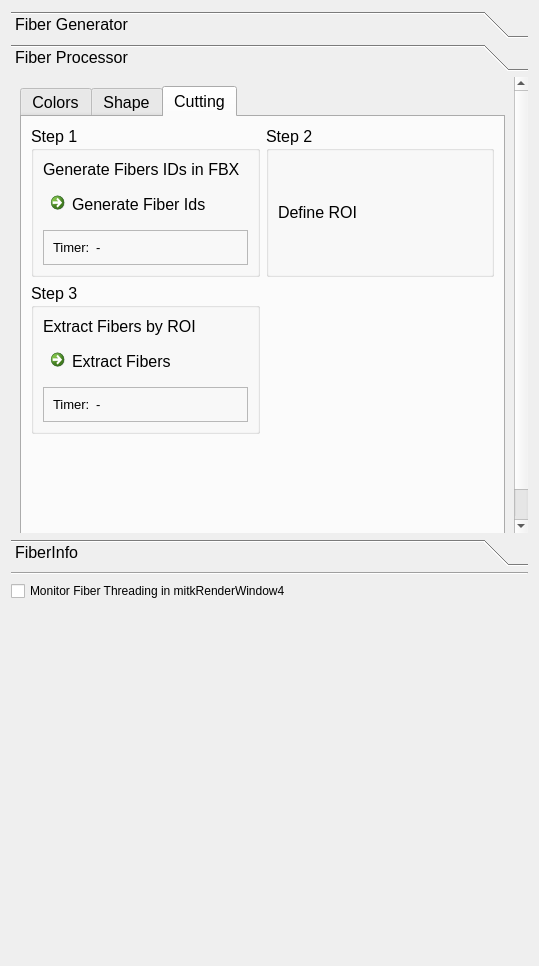
Above: Modules/Bundles/org.mitk.gui.qt.diffusionimaging/src/internal/QmitkFiberBundleDeveloperViewControls.ui from MITK/MITK before the change. Below: the same form after it.
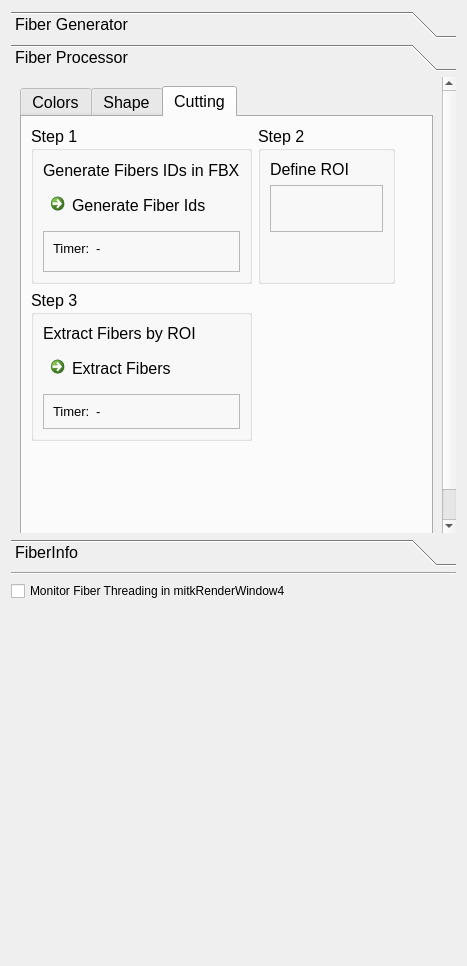
That is the form after the change. The open tabs and pages were chosen to show the change. Icons and pictures are not drawn.

Commit message: interim commit, support for circle ROI

Patch:
```diff
--- a/Modules/Bundles/org.mitk.gui.qt.diffusionimaging/src/internal/QmitkFiberBundleDeveloperViewControls.ui
+++ b/Modules/Bundles/org.mitk.gui.qt.diffusionimaging/src/internal/QmitkFiberBundleDeveloperViewControls.ui
@@ -6,7 +6,7 @@
    <rect>
     <x>0</x>
     <y>0</y>
-    <width>539</width>
+    <width>467</width>
     <height>966</height>
    </rect>
   </property>
@@ -466,7 +466,7 @@
        <rect>
         <x>0</x>
         <y>0</y>
-        <width>500</width>
+        <width>443</width>
         <height>403</height>
        </rect>
       </property>
@@ -907,17 +907,132 @@
              <property name="title">
               <string>Step 2</string>
              </property>
-             <layout class="QGridLayout" name="gridLayout_19">
-              <item row="0" column="0">
+             <layout class="QVBoxLayout" name="verticalLayout_3">
+              <item>
                <widget class="QLabel" name="label_2">
                 <property name="text">
                  <string>Define ROI</string>
                 </property>
                </widget>
               </item>
+              <item>
+               <widget class="QFrame" name="frame_7">
+                <property name="frameShape">
+                 <enum>QFrame::StyledPanel</enum>
+                </property>
+                <property name="frameShadow">
+                 <enum>QFrame::Raised</enum>
+                </property>
+                <layout class="QGridLayout" name="gridLayout_19">
+                 <item row="0" column="0">
+                  <widget class="QPushButton" name="m_CircleButton">
+                   <property name="maximumSize">
+                    <size>
+                     <width>30</width>
+                     <height>30</height>
+                    </size>
+                   </property>
+                   <property name="toolTip">
+                    <string comment="Draw circular ROI" extracomment="Draw circular ROI">Draw circular ROI</string>
+                   </property>
+                   <property name="text">
+                    <string/>
+                   </property>
+                   <property name="icon">
+                    <iconset resource="../../resources/QmitkDiffusionImaging.qrc">
+                     <normaloff>:/QmitkDiffusionImaging/circle.png</normaloff>:/QmitkDiffusionImaging/circle.png</iconset>
+                   </property>
+                   <property name="iconSize">
+                    <size>
+                     <width>32</width>
+                     <height>32</height>
+                    </size>
+                   </property>
+                   <property name="checkable">
+                    <bool>false</bool>
+                   </property>
+                   <property name="flat">
+                    <bool>true</bool>
+                   </property>
+                  </widget>
+                 </item>
+                 <item row="0" column="1">
+                  <widget class="QPushButton" name="m_PolygonButton">
+                   <property name="maximumSize">
+                    <size>
+                     <width>30</width>
+                     <height>30</height>
+                    </size>
+                   </property>
+                   <property name="toolTip">
+                    <string comment="Draw polygonal ROI" extracomment="Draw polygonal ROI">Draw polygonal ROI</string>
+                   </property>
+                   <property name="text">
+                    <string/>
+                   </property>
+                   <property name="icon">
+                    <iconset resource="../../resources/QmitkDiffusionImaging.qrc">
+                     <normaloff>:/QmitkDiffusionImaging/polygon.png</normaloff>:/QmitkDiffusionImaging/polygon.png</iconset>
+                   </property>
+                   <property name="iconSize">
+                    <size>
+                     <width>32</width>
+                     <height>32</height>
+                    </size>
+                   </property>
+                   <property name="checkable">
+                    <bool>true</bool>
+                   </property>
+                   <property name="flat">
+                    <bool>true</bool>
+                   </property>
+                  </widget>
+                 </item>
+                 <item row="0" column="2">
+                  <spacer name="horizontalSpacer_6">
+                   <property name="orientation">
+                    <enum>Qt::Horizontal</enum>
+                   </property>
+                   <property name="sizeHint" stdset="0">
+                    <size>
+                     <width>40</width>
+                     <height>20</height>
+                    </size>
+                   </property>
+                  </spacer>
+                 </item>
+                </layout>
+               </widget>
+              </item>
+              <item>
+               <spacer name="verticalSpacer_9">
+                <property name="orientation">
+                 <enum>Qt::Vertical</enum>
+                </property>
+                <property name="sizeHint" stdset="0">
+                 <size>
+                  <width>20</width>
+                  <height>40</height>
+                 </size>
+                </property>
+               </spacer>
+              </item>
              </layout>
             </widget>
            </item>
+           <item row="1" column="2">
+            <spacer name="horizontalSpacer_7">
+             <property name="orientation">
+              <enum>Qt::Horizontal</enum>
+             </property>
+             <property name="sizeHint" stdset="0">
+              <size>
+               <width>40</width>
+               <height>20</height>
+              </size>
+             </property>
+            </spacer>
+           </item>
           </layout>
          </widget>
         </widget>
```
Left out of the diff: 2 changed lines with no effect on the pictures. The commit also changes 2 other files.
